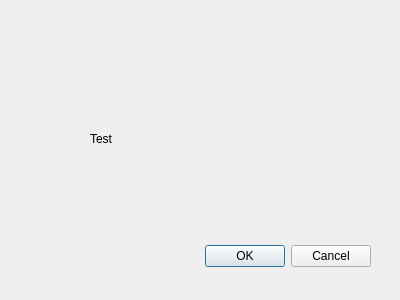
Above: MapHubPlugin_dialog_base.ui from maphub-co/maphub-qgis before the change. Below: the same form after it.
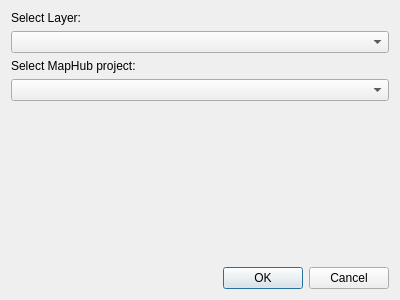
That is the form after the change.

The edit to the form file:
```diff
--- a/MapHubPlugin_dialog_base.ui
+++ b/MapHubPlugin_dialog_base.ui
@@ -13,15 +13,42 @@
   <property name="windowTitle">
    <string>MapHub</string>
   </property>
+  <layout class="QVBoxLayout" name="verticalLayout">
+   <item>
+    <widget class="QLabel" name="label_layer">
+     <property name="text">
+      <string>Select Layer:</string>
+     </property>
+    </widget>
+   </item>
+   <item>
+    <widget class="QComboBox" name="comboBox_layer"/>
+   </item>
+   <item>
+    <widget class="QLabel" name="label_project">
+     <property name="text">
+      <string>Select MapHub project:</string>
+     </property>
+    </widget>
+   </item>
+   <item>
+    <widget class="QComboBox" name="comboBox_project"/>
+   </item>
+   <item>
+    <spacer name="verticalSpacer">
+     <property name="orientation">
+      <enum>Qt::Vertical</enum>
+     </property>
+     <property name="sizeHint" stdset="0">
+      <size>
+       <width>20</width>
+       <height>40</height>
+      </size>
+     </property>
+    </spacer>
+   </item>
+   <item>
   <widget class="QDialogButtonBox" name="button_box">
-   <property name="geometry">
-    <rect>
-     <x>30</x>
-     <y>240</y>
-     <width>341</width>
-     <height>32</height>
-    </rect>
-   </property>
    <property name="orientation">
     <enum>Qt::Horizontal</enum>
    </property>
@@ -29,19 +56,8 @@
     <set>QDialogButtonBox::Cancel|QDialogButtonBox::Ok</set>
    </property>
   </widget>
-  <widget class="QLabel" name="label">
-   <property name="geometry">
-    <rect>
-     <x>90</x>
-     <y>130</y>
-     <width>54</width>
-     <height>17</height>
-    </rect>
-   </property>
-   <property name="text">
-    <string>Test</string>
-   </property>
-  </widget>
+   </item>
+  </layout>
  </widget>
  <resources/>
  <connections>
```
Lines whose indentation alone changed are shown as unchanged.
